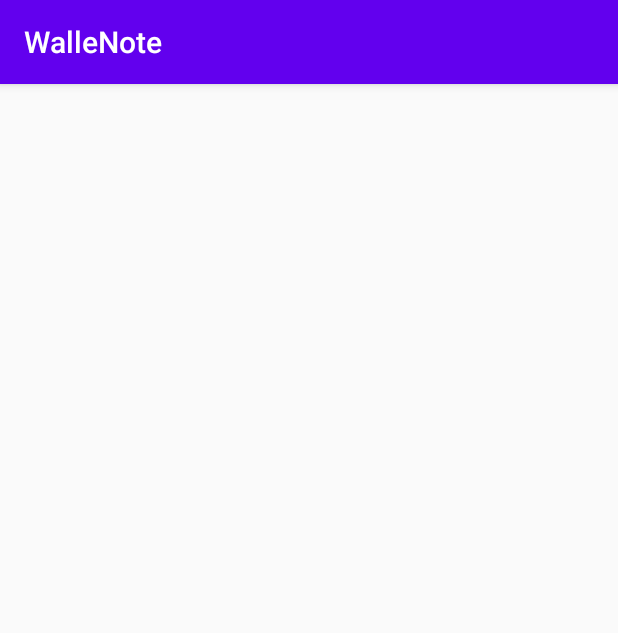
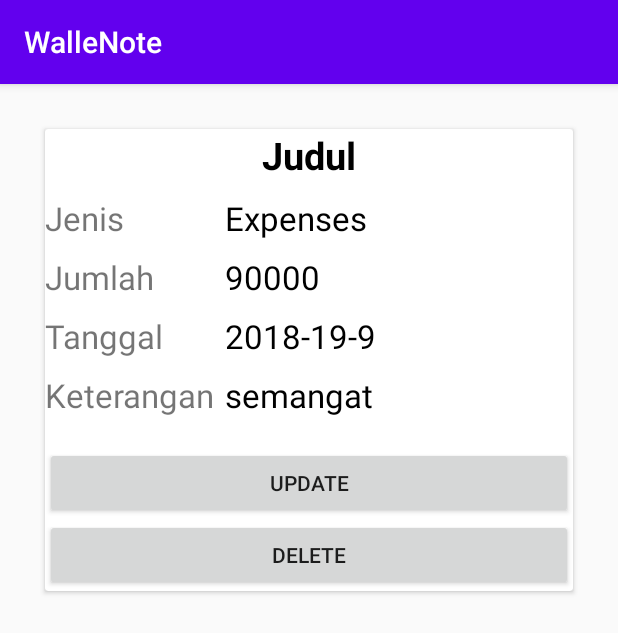
Before and after one commit to Begeniro/WalleNote, an Android app: the LihatCatatan screen opened directly, with no data from a screen before it, on a phone screen of 412 x 824 dp. Shown: the top 633 px of the screen. Run offline under Robolectric (Android 15) with nearby library versions, the phone set to English and light mode, and no system bars.

Commit message:
View+Del

```diff
--- a/app/src/main/AndroidManifest.xml
+++ b/app/src/main/AndroidManifest.xml
@@ -9,7 +9,8 @@
         android:roundIcon="@mipmap/ic_launcher_round"
         android:supportsRtl="true"
         android:theme="@style/AppTheme">
-        <activity android:name=".LihatCatatan"></activity>
+        <activity android:name=".UpdateCatatan"></activity>
+        <activity android:name=".LihatCatatan" />
         <activity android:name=".TambahCatatan" />
         <activity android:name=".MainActivity">
             <intent-filter>
--- a/app/src/main/java/android/example/wallenote/LihatCatatan.java
+++ b/app/src/main/java/android/example/wallenote/LihatCatatan.java
@@ -1,14 +1,97 @@
 package android.example.wallenote;
 
+import androidx.appcompat.app.AlertDialog;
 import androidx.appcompat.app.AppCompatActivity;
 
+import android.content.DialogInterface;
+import android.content.Intent;
+import android.database.Cursor;
+import android.database.sqlite.SQLiteDatabase;
 import android.os.Bundle;
+import android.view.View;
+import android.widget.Button;
+import android.widget.TextView;
 
 public class LihatCatatan extends AppCompatActivity {
+    String id;
+    TextView txjudul,txjenis,txjumlah,txtanggal,txketerangan;
+    String idtran ="", judul="",jenis="", jumlah= "", tanggal="", keterangan="";
+    Button del,updt;
+    DBHelper dbcenter;
+    Cursor cursor;
 
     @Override
     protected void onCreate(Bundle savedInstanceState) {
         super.onCreate(savedInstanceState);
         setContentView(R.layout.activity_lihat_catatan);
+        dbcenter = new DBHelper(this);
+        txjudul=findViewById(R.id.lht_judul);
+        txjenis=findViewById(R.id.isi_jenis);
+        txjumlah=findViewById(R.id.isi_jumlah);
+        txtanggal=findViewById(R.id.isi_tanggal);
+        txketerangan=findViewById(R.id.isi_keterangan);
+        del=findViewById(R.id.bt_del);
+        updt=findViewById(R.id.bt_update);
+        id = getIntent().getStringExtra("key_extra_id");
+
+        SQLiteDatabase db = dbcenter.getReadableDatabase();
+        cursor = db.rawQuery("SELECT * FROM transaksi WHERE id_transaksi = '" + id + "'",null);
+        cursor.moveToFirst();
+        if (cursor.getCount()>0) //jika hasil query tidak kosong
+        {   //isi variabel textview dengan hasil query sesuai indeks
+            cursor.moveToPosition(0);
+            idtran = cursor.getString(0).toString();
+            judul = cursor.getString(1).toString();
+            jenis = cursor.getString(4).toString();
+            jumlah = cursor.getString(3).toString();
+            tanggal = cursor.getString(2).toString();
+            keterangan = cursor.getString(5).toString();
+
+            txjudul.setText(cursor.getString(1).toString());
+            txjenis.setText(cursor.getString(4).toString());
+            txjumlah.setText(cursor.getString(3).toString());
+            txtanggal.setText(cursor.getString(2).toString());
+            txketerangan.setText(cursor.getString(5).toString());
+        }
+
+        updt.setOnClickListener(new View.OnClickListener() {
+            @Override
+            public void onClick(View v) {
+                Intent m = new Intent(getApplicationContext(), UpdateCatatan.class);
+                //melewatkan data dari class ini ke class UpdateCatatan
+                m.putExtra("idTran",idtran);
+                m.putExtra("judul",judul);
+                m.putExtra("jenis",jenis);
+                m.putExtra("jumlah", jumlah);
+                m.putExtra("tanggal", tanggal);
+                m.putExtra("keterangan",keterangan);
+                startActivity(m);
+            }
+        });
+
+        del.setOnClickListener(new View.OnClickListener() {
+            @Override
+            public void onClick(View v) {
+                showConfirm(Integer.parseInt(id));
+            }
+        });
+    }
+    private void showConfirm(final int id){
+        new AlertDialog.Builder(this)
+                .setTitle("Hapus Data")
+                .setMessage("Hapus?")
+                .setIcon(android.R.drawable.ic_dialog_alert)
+                .setPositiveButton("Ya", new DialogInterface.OnClickListener() {
+                    @Override
+                    public void onClick(DialogInterface dialogInterface, int i) {
+                        deleteData(id);
+                    }
+                })
+                .setNegativeButton("Tidak",null)
+                .show();
+    }
+    private void deleteData(int id){
+        dbcenter.delete(id);
+        onBackPressed();
     }
 }
--- a/app/src/main/res/layout/activity_lihat_catatan.xml
+++ b/app/src/main/res/layout/activity_lihat_catatan.xml
@@ -1,9 +1,114 @@
 <?xml version="1.0" encoding="utf-8"?>
-<androidx.constraintlayout.widget.ConstraintLayout xmlns:android="http://schemas.android.com/apk/res/android"
-    xmlns:app="http://schemas.android.com/apk/res-auto"
-    xmlns:tools="http://schemas.android.com/tools"
-    android:layout_width="match_parent"
+<LinearLayout android:layout_width="match_parent"
     android:layout_height="match_parent"
-    tools:context=".LihatCatatan">
+    xmlns:android="http://schemas.android.com/apk/res/android"
+    android:orientation="vertical">
 
-</androidx.constraintlayout.widget.ConstraintLayout>
+    <androidx.cardview.widget.CardView
+        xmlns:android="http://schemas.android.com/apk/res/android"
+        android:layout_width="match_parent"
+        android:layout_margin="30dp"
+        android:layout_height="wrap_content">
+        <RelativeLayout
+            android:layout_width="match_parent"
+            android:layout_height="wrap_content"
+            >
+            <TextView
+                android:layout_width="match_parent"
+                android:layout_height="wrap_content"
+                android:id="@+id/lht_judul"
+                android:layout_marginBottom="10dp"
+                android:text="Judul"
+                android:textStyle="bold"
+                android:textSize="25sp"
+                android:textColor="@color/hitam"
+                android:gravity="center"/>
+            <TextView
+                android:layout_width="120dp"
+                android:layout_height="wrap_content"
+                android:layout_below="@id/lht_judul"
+                android:textSize="22sp"
+                android:id="@+id/txt_jenis"
+                android:text="Jenis"
+                android:layout_marginBottom="10dp"/>
+            <TextView
+                android:textColor="@color/hitam"
+                android:layout_width="wrap_content"
+                android:layout_height="wrap_content"
+                android:textSize="22sp"
+                android:id="@+id/isi_jenis"
+                android:layout_marginBottom="10dp"
+                android:layout_toRightOf="@id/txt_jenis"
+                android:layout_below="@id/lht_judul"
+                android:text="Expenses"/>
+            <TextView
+                android:layout_marginBottom="10dp"
+                android:layout_width="120dp"
+                android:layout_height="wrap_content"
+                android:layout_below="@id/txt_jenis"
+                android:textSize="22sp"
+                android:id="@+id/txt_jumlah"
+                android:text="Jumlah"/>
+            <TextView
+                android:textColor="@color/hitam"
+                android:id="@+id/isi_jumlah"
+                android:layout_width="wrap_content"
+                android:layout_height="wrap_content"
+                android:textSize="22sp"
+                android:layout_toRightOf="@id/txt_jumlah"
+                android:layout_below="@id/txt_jenis"
+                android:text="90000"/>
+            <TextView
+                android:layout_marginBottom="10dp"
+                android:layout_width="120dp"
+                android:layout_height="wrap_content"
+                android:layout_below="@id/txt_jumlah"
+                android:textSize="22sp"
+                android:id="@+id/txt_tanggal"
+                android:text="Tanggal"/>
+            <TextView
+                android:layout_marginTop="10dp"
+                android:textColor="@color/hitam"
+                android:layout_width="wrap_content"
+                android:layout_height="wrap_content"
+                android:textSize="22sp"
+                android:id="@+id/isi_tanggal"
+                android:layout_toRightOf="@id/txt_tanggal"
+                android:layout_below="@id/isi_jumlah"
+                android:text="2018-19-9"/>
+            <TextView
+                android:layout_marginBottom="10dp"
+                android:layout_width="120dp"
+                android:layout_height="wrap_content"
+                android:layout_below="@id/txt_tanggal"
+                android:textSize="22sp"
+                android:id="@+id/txt_keterangan"
+                android:text="Keterangan"/>
+            <TextView
+                android:layout_marginTop="10dp"
+                android:textColor="@color/hitam"
+                android:id="@+id/isi_keterangan"
+                android:layout_width="wrap_content"
+                android:layout_height="wrap_content"
+                android:textSize="22sp"
+                android:layout_toRightOf="@id/txt_keterangan"
+                android:layout_below="@id/isi_tanggal"
+                android:text="semangat"/>
+
+
+            <Button
+                android:id="@+id/bt_update"
+                android:layout_width="match_parent"
+                android:layout_height="wrap_content"
+                android:layout_marginTop="20dp"
+                android:layout_below="@id/isi_keterangan"
+                android:text="Update"/>
+            <Button
+                android:id="@+id/bt_del"
+                android:layout_width="match_parent"
+                android:layout_height="wrap_content"
+                android:layout_below="@id/bt_update"
+                android:text="Delete"/>
+        </RelativeLayout>
+    </androidx.cardview.widget.CardView>
+</LinearLayout>
```
Also changed, not shown: app/src/main/java/android/example/wallenote/DBHelper.java (+11 -3 lines), app/src/main/java/android/example/wallenote/MainActivity.java (+12 -0 lines), app/src/main/java/android/example/wallenote/TambahCatatan.java (+7 -65 lines), app/src/main/java/android/example/wallenote/UpdateCatatan.java (added, +14 -0 lines), app/src/main/res/layout/activity_update_catatan.xml (added, +9 -0 lines).
